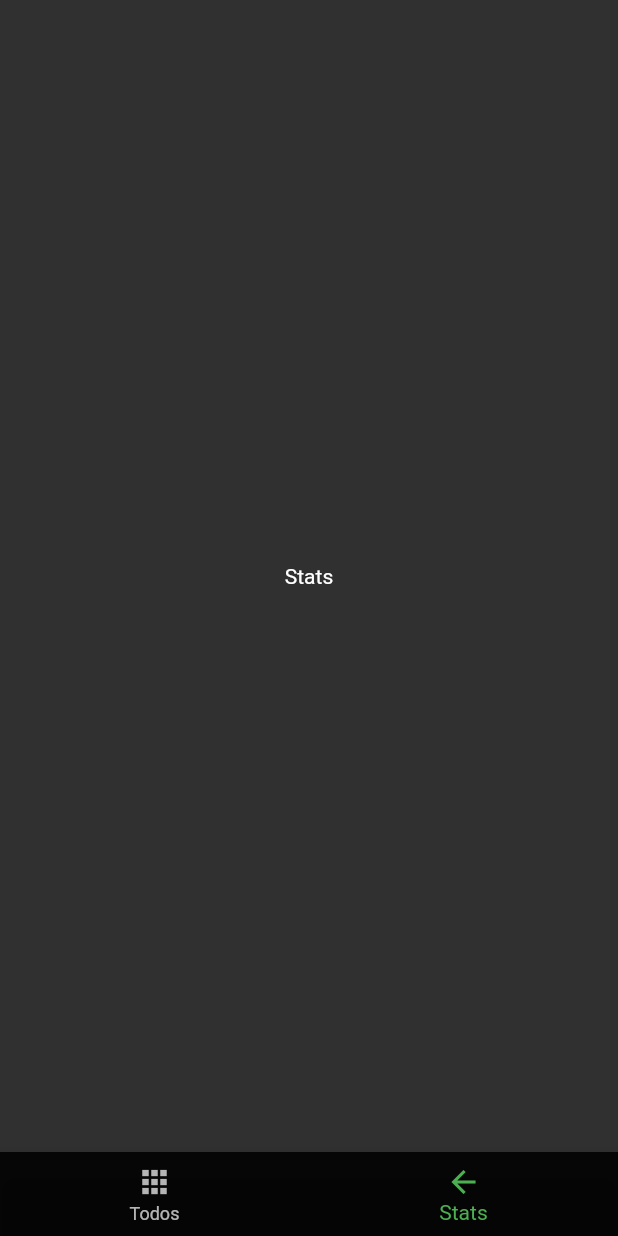
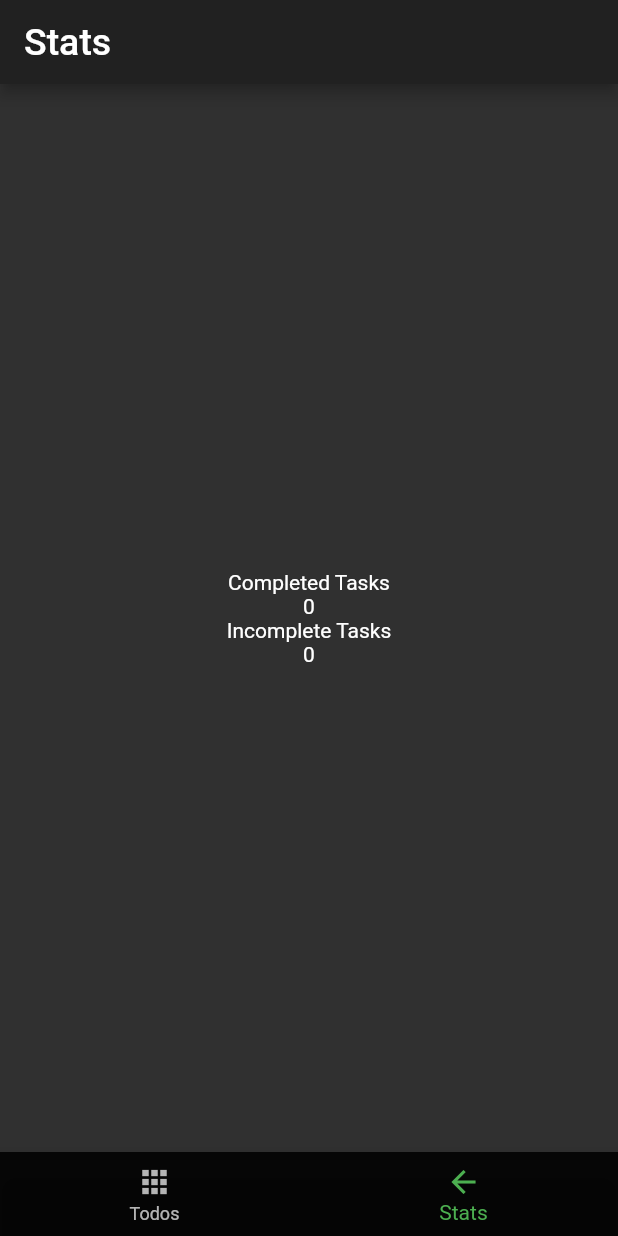
Before and after one commit to thuylinhptit/AppToDoFlutter, a Flutter app: the screen it shows after launch, item 2 of the bottom bar chosen, on a phone screen of 412 x 824 dp. Run offline on Flutter 3.47's test engine with Material 2 defaults, Android fonts, the phone set to English and light mode, and no system bars; our stand-ins replace flutter_slidable.

Commit message:
commit 2

```diff
--- a/lib/Todo_Tasks.dart
+++ b/lib/Todo_Tasks.dart
@@ -4,22 +4,43 @@ import 'package:apptodo_flutter/home_screen.dart';
 import 'package:flutter/cupertino.dart';
 
 enum TodoStatus {
-  allTasks, incompleteTasks, completedtask
+  allTasks,
+  incompleteTasks,
+  completedtask, fullDelete
 }
-
 class TodoTasks extends ChangeNotifier {
   final List <Task> _tasks = [];
   TodoStatus status = TodoStatus.allTasks;
+
 
   UnmodifiableListView <Task> get tasks => UnmodifiableListView(
       status == TodoStatus.allTasks ? _tasks :
       status == TodoStatus.completedtask ? _tasks.where((element) => element.isdone)
       : _tasks.where((element) => !element.isdone)
   );
+  int countComplete(){
+    int count = 0;
+    for( int i = 0 ; i< _tasks.length ; i++ ){
+      if( _tasks[i].isdone == true ){
+        count ++;
+      }
+    }
+    return count;
+  }
+
+  int countIncomplete(){
+    return _tasks.length - countComplete();
+
+  }
 
   void addTask( Task task ){
     _tasks.add(task);
     notifyListeners();
+  }
+
+  void editTask( int index , Task task ){
+   _tasks[index] = task;
+   notifyListeners();
   }
 
   void toggleTodo(Task task) {
@@ -28,7 +49,7 @@ class TodoTasks extends ChangeNotifier {
     notifyListeners();
   }
 
-  void ChoiceStatus( Choice choice ){
+  void choiceStatus( Choice choice ){
     if( choice.index == 1 ) status = TodoStatus.allTasks;
     else if( choice.index == 2 ) status = TodoStatus.incompleteTasks;
     else if( choice.index == 3 ) status = TodoStatus.completedtask;
@@ -36,4 +57,39 @@ class TodoTasks extends ChangeNotifier {
   }
 
 
+  void fullDone ( ){
+    for( int i=0; i<_tasks.length ; i++ ){
+      _tasks[i].isdone = true;
+    }
+    notifyListeners();
+  }
+
+  void fullDelete ( ){
+    _tasks.clear();
+    notifyListeners();
+  }
+
+  void choiceClickAll ( ClickAll clickAll ){
+    Task task;
+    if( clickAll.index == 1 ) {
+      if( task.isdone == false ){
+        task.isdone = true;
+
+      }
+      status = TodoStatus.allTasks;
+    }
+    if( clickAll.index == 2 ) {
+      for( int i=0; i<_tasks.length; i++ ){
+        _tasks.removeAt(i);
+      }
+      status = TodoStatus.fullDelete;
+    }
+    notifyListeners();
+  }
+
+  void Delete( int index ){
+    _tasks.removeAt(index);
+    notifyListeners();
+  }
+
 }
--- a/lib/bottomnavgation.dart
+++ b/lib/bottomnavgation.dart
@@ -1,5 +1,7 @@
+import 'package:apptodo_flutter/Todo_Tasks.dart';
 import 'package:flutter/cupertino.dart';
 import 'package:flutter/material.dart';
+import 'package:provider/provider.dart';
 
 import 'home_screen.dart';
 
@@ -16,9 +18,35 @@ class _BottomNavigaton extends State<BottomNavigation>{
     Center(
         child: HomeScreen(),
     ),
-    Text(
-      'Stats',
-    ),
+    Center(
+      child: Scaffold(
+        appBar: AppBar(
+          title: Text('Stats', style: TextStyle(fontSize: 25),),
+        ),
+        body: Center(
+          child: Consumer<TodoTasks>(
+
+            builder:(context, model, _) => Column(
+              mainAxisAlignment: MainAxisAlignment.center,
+              children: [
+                Text(
+                  'Completed Tasks'
+                ),
+                Text(
+                  '${model.countComplete()}'
+                ),
+                Text(
+                  'Incomplete Tasks'
+                ),
+                Text(
+                    '${model.countIncomplete()}'
+                )
+              ],
+            ),
+          ),
+        ),
+      ),
+    )
   ];
 
   @override
--- a/lib/home_screen.dart
+++ b/lib/home_screen.dart
@@ -1,3 +1,4 @@
+import 'package:apptodo_flutter/Task.dart';
 import 'package:apptodo_flutter/Todo_Tasks.dart';
 import 'package:apptodo_flutter/add_task.dart';
 import 'package:apptodo_flutter/list_task.dart';
@@ -12,8 +13,7 @@ class HomeScreen extends StatefulWidget{
 
 }
 class _HomeScreen extends State<HomeScreen> {
-  ClickAll _selectClickAll = listClickAll[0];
-  TodoTasks _todoTasksProvider;
+
 
   @override
   Widget build(BuildContext context) {
@@ -40,7 +40,7 @@ class _HomeScreen extends State<HomeScreen> {
                               || choice.index == 3 && model.status == TodoStatus.completedtask
                           ) {
                             color= Colors.blue;
-                          };
+                          }
                           return PopupMenuItem<Choice>(
                               value: choice,
                               child: Text(choice.title, style: TextStyle( color:  color), ));
@@ -51,7 +51,9 @@ class _HomeScreen extends State<HomeScreen> {
                 ),
 
              PopupMenuButton<ClickAll>(
-                onSelected: selectClickAll,
+                    onSelected: (ClickAll clickAll) {
+                      selectClickAll(clickAll, context);
+                    },
                     icon: Icon(Icons.more_horiz),
                     itemBuilder: (BuildContext context) {
                       return listClickAll.map((ClickAll clickAll) {
@@ -61,13 +63,14 @@ class _HomeScreen extends State<HomeScreen> {
                         );
                       }).toList();
                     },
+
               ),
             ],
           ),
           body: Consumer<TodoTasks> (
             builder: (context, model, _) {
               return  ListTask( listTask: model.tasks,);
-          },
+            }
           ),
           floatingActionButton: Padding(
             padding: const EdgeInsets.fromLTRB(0, 0, 10, 20),
@@ -84,14 +87,17 @@ class _HomeScreen extends State<HomeScreen> {
   }
 
   void _select(Choice choice, BuildContext context) {
-    Provider.of<TodoTasks>(context, listen: false).ChoiceStatus(choice);
+    Provider.of<TodoTasks>(context, listen: false).choiceStatus(choice);
   }
 
-  void selectClickAll (ClickAll clickAll){
-//    setState(() {
-//      _selectClickAll = clickAll;
-//    });
-
+  void selectClickAll (ClickAll clickAll, BuildContext context){
+    var todoProvider =  Provider.of<TodoTasks>( context, listen: false);
+    if( clickAll.index == 1 ){
+      todoProvider.fullDone();
+    }
+    else{
+      todoProvider.fullDelete();
+    }
   }
 
 }
@@ -109,36 +115,12 @@ const List <Choice> choices = const <Choice>[
 ];
 
 class ClickAll{
-  const ClickAll({this.title, this.icon});
+  const ClickAll({this.title, this.index});
   final String title;
-  final IconData icon;
+  final int index;
 }
 
 const List <ClickAll> listClickAll = const<ClickAll>[
-  const ClickAll(title: 'All Done', icon:  Icons.done_all),
-  const ClickAll(title: 'All Delete', icon: Icons.delete_forever)
+  const ClickAll(title: 'All Done', index: 1),
+  const ClickAll(title: 'All Delete', index: 2)
 ];
-
-//class ClickAllCard extends StatelessWidget {
-//  const ClickAllCard({Key key, this.clickAll}) : super(key: key);
-//
-//  final ClickAll clickAll;
-//
-//  @override
-//  Widget build(BuildContext context) {
-//    final TextStyle textStyle = Theme.of(context).textTheme.headline4;
-//    return Card(
-//      color: Colors.black26,
-//      child: Center(
-//        child: Column(
-//          mainAxisSize: MainAxisSize.min,
-//          crossAxisAlignment: CrossAxisAlignment.center,
-//          children: <Widget>[
-//            Icon(clickAll.icon, size: 128.0, color: textStyle.color),
-//            Text(clickAll.title, style: textStyle),
-//          ],
-//        ),
-//      ),
-//    );
-//  }
-//}
--- a/lib/list_task.dart
+++ b/lib/list_task.dart
@@ -13,7 +13,11 @@ class ListTask extends StatelessWidget{
     );
   }
   List<Widget> getTask(){
-    return listTask.map((e) => ItemTask(task: e)).toList();
+    var currentIndex = -1;
+    return listTask.map((e) {
+      currentIndex += 1;
+    return  ItemTask(task: e,index: currentIndex, );
+    }).toList();
   }
 
 }
--- a/pubspec.yaml
+++ b/pubspec.yaml
@@ -24,6 +24,7 @@ dependencies:
   flutter:
     sdk: flutter
   provider: ^4.3.2+1
+  flutter_slidable: ^0.5.5
 
 
   # The following adds the Cupertino Icons font to your application.
```
Also changed, not shown: lib/add_task.dart (+23 -4 lines), lib/item_task.dart (+52 -2 lines), pubspec.lock. Lines whose indentation alone changed are shown as unchanged.
